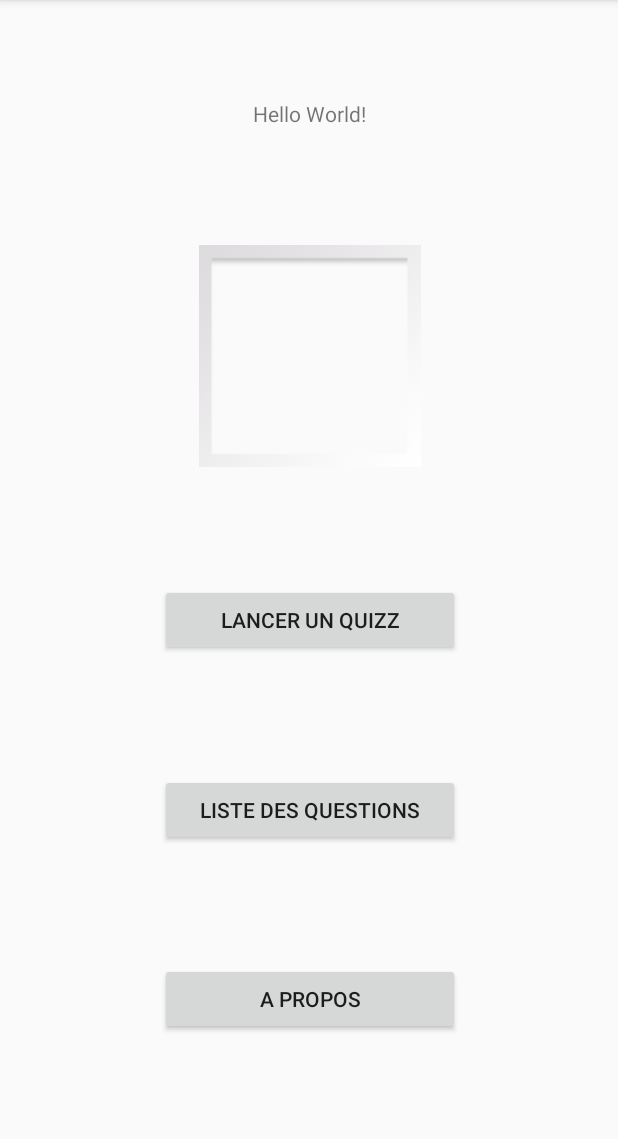
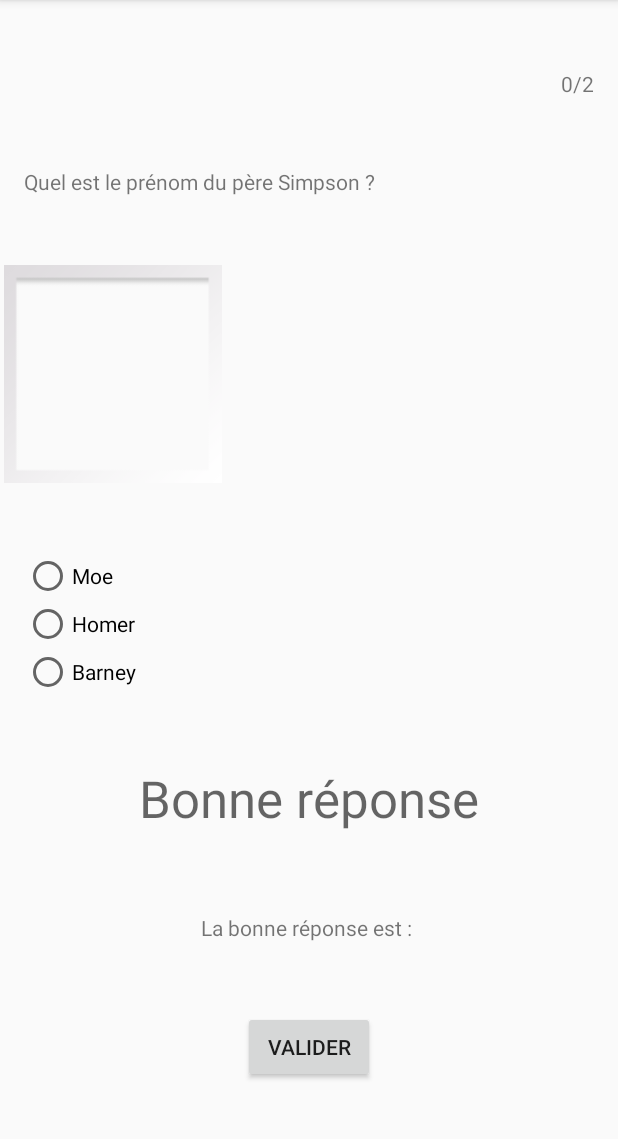
Before and after one commit to antijel/QuizzSimpson, an Android app: the screen it shows after launch (MainActivity before the commit, SurveyActivity after it), after a tap on "LANCER UN QUIZZ", on a phone screen of 412 x 824 dp, the part 84-1223 px from its top. Run offline under Robolectric (Android 15) with nearby library versions, the phone set to English and light mode, and no system bars.

Commit message:
View Survey & Class Quiz + FlashCard & Start of the question cycle

```diff
--- a/app/src/main/AndroidManifest.xml
+++ b/app/src/main/AndroidManifest.xml
@@ -9,7 +9,8 @@
         android:roundIcon="@mipmap/ic_launcher_round"
         android:supportsRtl="true"
         android:theme="@style/AppTheme">
-        <activity android:name=".AboutActivity"></activity>
+        <activity android:name=".SurveyActivity"></activity>
+        <activity android:name=".AboutActivity" />
         <activity android:name=".MainActivity">
             <intent-filter>
                 <action android:name="android.intent.action.MAIN" />
--- /dev/null
+++ b/app/src/main/java/com/clem/quizzsimpson/FlashCard.java
@@ -0,0 +1,62 @@
+package com.clem.quizzsimpson;
+
+import android.media.MediaPlayer;
+import android.os.Parcel;
+import android.os.Parcelable;
+import android.widget.ImageView;
+
+import java.util.ArrayList;
+import java.util.List;
+
+public class FlashCard implements Parcelable {
+
+    public final String question;
+    public final String soundName;
+    public final String imageName;
+    public final ArrayList<String> answerList;
+    public final int goodAnswerId;
+
+
+    public FlashCard(String question, String soundName, String imageName, ArrayList<String> answerList, int goodAnswerId) {
+        this.question = question;
+        this.soundName = soundName;
+        this.imageName = imageName;
+        this.answerList = answerList;
+        this.goodAnswerId = goodAnswerId;
+    }
+
+    protected FlashCard(Parcel in) {
+        question = in.readString();
+        soundName = in.readString();
+        imageName = in.readString();
+        answerList = in.createStringArrayList();
+        goodAnswerId = in.readInt();
+    }
+
+    @Override
+    public void writeToParcel(Parcel dest, int flags) {
+        dest.writeString(question);
+        dest.writeString(soundName);
+        dest.writeString(imageName);
+        dest.writeStringList(answerList);
+        dest.writeInt(goodAnswerId);
+    }
+
+    @Override
+    public int describeContents() {
+        return 0;
+    }
+
+    public static final Creator<FlashCard> CREATOR = new Creator<FlashCard>() {
+        @Override
+        public FlashCard createFromParcel(Parcel in) {
+            return new FlashCard(in);
+        }
+
+        @Override
+        public FlashCard[] newArray(int size) {
+            return new FlashCard[size];
+        }
+    };
+
+}
--- a/app/src/main/java/com/clem/quizzsimpson/MainActivity.java
+++ b/app/src/main/java/com/clem/quizzsimpson/MainActivity.java
@@ -7,6 +7,9 @@ import android.os.Bundle;
 import android.util.Log;
 import android.view.View;
 import android.widget.Button;
+
+import java.util.ArrayList;
+import java.util.Arrays;
 
 public class MainActivity extends AppCompatActivity implements View.OnClickListener {
 
@@ -30,6 +33,11 @@ public class MainActivity extends AppCompatActivity implements View.OnClickListe
         switch (v.getId()) {
             case R.id.quizzButton:
                 Log.i("Button", "onClick: Quizz");
+
+                //Difficulty choice TO DO//
+
+                launchQuizz(0);
+
                 break;
 
             case R.id.questionListButton:
@@ -38,9 +46,38 @@ public class MainActivity extends AppCompatActivity implements View.OnClickListe
 
             case R.id.aboutButton:
                 Log.i("Button", "onClick: About");
-                Intent intent = new Intent(MainActivity.this, AboutActivity.class);
-                startActivity(intent);
+                Intent intentAbout = new Intent(MainActivity.this, AboutActivity.class);
+                startActivity(intentAbout);
                 break;
         }
     }
+
+    private void launchQuizz(int difficultyId) {
+        Intent intentQuizz = new Intent(MainActivity.this, SurveyActivity.class);
+
+        //PARSE JSON TO DO//
+
+        ArrayList<String> answer1 = new ArrayList<String>();
+        answer1.add("Moe");
+        answer1.add("Homer");
+        answer1.add("Barney");;
+        FlashCard question1 = new FlashCard("Quel est le prénom du père Simpson ?","none","homer.jpg",answer1,1);
+
+        ArrayList<String> answer2 = new ArrayList<String>();
+        answer1.add("Edna");
+        answer1.add("Maude");
+        answer1.add("Marge");;
+        FlashCard question2 = new FlashCard("Quel est le prénom de la mère Simpson ?","none","marge.jpg",answer2,2);
+
+        ArrayList<FlashCard> flashCardsList = new ArrayList<>();
+        flashCardsList.add(question1);
+        flashCardsList.add(question2);
+
+        Quiz quiz = new Quiz(flashCardsList,0);
+
+        intentQuizz.putExtra("flashCardId", 0);
+        intentQuizz.putExtra("quiz", quiz);
+
+        startActivity(intentQuizz);
+    }
 }
--- /dev/null
+++ b/app/src/main/java/com/clem/quizzsimpson/Quiz.java
@@ -0,0 +1,45 @@
+package com.clem.quizzsimpson;
+
+import android.os.Parcel;
+import android.os.Parcelable;
+
+import java.util.ArrayList;
+
+public class Quiz implements Parcelable {
+
+    public final ArrayList<FlashCard> flashCardList;
+    public final int difficultyId;
+
+    public Quiz(ArrayList<FlashCard> flashCardList, int difficultyId) {
+        this.flashCardList = flashCardList;
+        this.difficultyId = difficultyId;
+    }
+
+    protected Quiz(Parcel in) {
+        flashCardList = in.createTypedArrayList(FlashCard.CREATOR);
+        difficultyId = in.readInt();
+    }
+
+    @Override
+    public void writeToParcel(Parcel dest, int flags) {
+        dest.writeTypedList(flashCardList);
+        dest.writeInt(difficultyId);
+    }
+
+    @Override
+    public int describeContents() {
+        return 0;
+    }
+
+    public static final Creator<Quiz> CREATOR = new Creator<Quiz>() {
+        @Override
+        public Quiz createFromParcel(Parcel in) {
+            return new Quiz(in);
+        }
+
+        @Override
+        public Quiz[] newArray(int size) {
+            return new Quiz[size];
+        }
+    };
+}
--- /dev/null
+++ b/app/src/main/java/com/clem/quizzsimpson/SurveyActivity.java
@@ -0,0 +1,100 @@
+package com.clem.quizzsimpson;
+
+import androidx.appcompat.app.AppCompatActivity;
+
+import android.content.Intent;
+import android.os.Bundle;
+import android.util.Log;
+import android.view.View;
+import android.widget.Button;
+import android.widget.RadioButton;
+import android.widget.RadioGroup;
+import android.widget.TextView;
+
+import java.util.ArrayList;
+
+public class SurveyActivity extends AppCompatActivity {
+
+    public Quiz quiz;
+    public int indexFlashCard;
+
+    @Override
+    protected void onCreate(Bundle savedInstanceState) {
+        super.onCreate(savedInstanceState);
+        setContentView(R.layout.activity_survey);
+
+        Intent quizzIntent = getIntent();
+
+        //Retrieve quiz information's and index of the FlashCard
+        indexFlashCard = quizzIntent.getIntExtra("flashCardId",0);
+        quiz = quizzIntent.getParcelableExtra("quiz");
+
+        final FlashCard flashCard = quiz.flashCardList.get(indexFlashCard);
+
+        // MAJ UI
+        TextView questionTextView = findViewById(R.id.questionTextView);
+        questionTextView.setText(flashCard.question);
+        TextView questionNumberTextView = findViewById(R.id.questionNumberTextView);
+        questionNumberTextView.setText(indexFlashCard + "/" + quiz.flashCardList.size());
+        RadioButton answer1 = findViewById(R.id.answerRadioButton1);
+        answer1.setText(flashCard.answerList.get(0));
+        RadioButton answer2 = findViewById(R.id.answerRadioButton2);
+        answer2.setText(flashCard.answerList.get(1));
+        RadioButton answer3 = findViewById(R.id.answerRadioButton3);
+        answer3.setText(flashCard.answerList.get(2));
+        Button validateButton = findViewById(R.id.validateButton);
+
+        validateButton.setOnClickListener(new View.OnClickListener() {
+            @Override
+            public void onClick(View v) {
+                Button validateButton = findViewById(R.id.validateButton);
+
+                //IF User want to check his response
+                if(validateButton.getText() == "Valider"){
+                    checkAnswer(flashCard);
+
+                //IF User want to go to the next question
+                }else if(validateButton.getText() == "Question suivante"){
+                    Intent intentQuizz = new Intent(SurveyActivity.this, SurveyActivity.class);
+                    intentQuizz.putExtra("flashCardId", indexFlashCard + 1);
+                    intentQuizz.putExtra("quiz", quiz);
+                    startActivity(intentQuizz);
+
+                //IF Quizz is finished
+                }else if(validateButton.getText() == "Voir les resultat"){
+                    //Go back to menu
+                }
+            }
+        });
+
+    }
+
+    //Function to check if the answer given is true
+    private void checkAnswer(FlashCard flashCard) {
+        RadioGroup radioGroup = findViewById(R.id.radioGroup);
+
+        Log.i("Button", "checkAnswer: "+ radioGroup.getCheckedRadioButtonId());
+
+        //UI
+        RadioButton radioButtonChecked = findViewById(radioGroup.getCheckedRadioButtonId());
+        TextView resultTextView = findViewById(R.id.resultTextView);
+        TextView answerTextView = findViewById(R.id.answerTextView);
+        Button validateButton = findViewById(R.id.validateButton);
+
+        Log.i("Answer", "checkAnswer: " + radioButtonChecked.getText() + " = " + flashCard.answerList.get(flashCard.goodAnswerId));
+        if(radioButtonChecked.getText() == flashCard.answerList.get(flashCard.goodAnswerId)){
+            resultTextView.setText("Bonne réponse !!");
+            //Log.i("Answer", "checkAnswer: Good");
+
+        }else{
+            resultTextView.setText("Mauvaise réponse ..");
+            //Log.i("Answer", "checkAnswer: Bad");
+        }
+
+        //MAJ UI
+        answerTextView.setText("La bonne réponse est : " + flashCard.answerList.get(flashCard.goodAnswerId));
+        validateButton.setText("Question suivante");
+    }
+
+
+}
--- a/app/src/main/res/layout/activity_main.xml
+++ b/app/src/main/res/layout/activity_main.xml
@@ -23,10 +23,10 @@
         android:layout_height="wrap_content"
         android:text="Lancer un Quizz"
         app:layout_constraintBottom_toTopOf="@+id/questionListButton"
-        app:layout_constraintEnd_toEndOf="@+id/imageView"
+        app:layout_constraintEnd_toEndOf="@+id/backgoundMainImageView"
         app:layout_constraintHorizontal_bias="0.5"
-        app:layout_constraintStart_toStartOf="@+id/imageView"
-        app:layout_constraintTop_toBottomOf="@+id/imageView" />
+        app:layout_constraintStart_toStartOf="@+id/backgoundMainImageView"
+        app:layout_constraintTop_toBottomOf="@+id/backgoundMainImageView" />
 
     <Button
         android:id="@+id/questionListButton"
@@ -51,7 +51,7 @@
         app:layout_constraintTop_toBottomOf="@+id/questionListButton" />
 
     <ImageView
-        android:id="@+id/imageView"
+        android:id="@+id/backgoundMainImageView"
         android:layout_width="151dp"
         android:layout_height="148dp"
         app:layout_constraintBottom_toTopOf="@+id/quizzButton"
--- /dev/null
+++ b/app/src/main/res/layout/activity_survey.xml
@@ -0,0 +1,103 @@
+<?xml version="1.0" encoding="utf-8"?>
+<androidx.constraintlayout.widget.ConstraintLayout xmlns:android="http://schemas.android.com/apk/res/android"
+    xmlns:app="http://schemas.android.com/apk/res-auto"
+    xmlns:tools="http://schemas.android.com/tools"
+    android:layout_width="match_parent"
+    android:layout_height="match_parent"
+    tools:context=".SurveyActivity">
+
+    <RadioGroup
+        android:id="@+id/radioGroup"
+        android:layout_width="wrap_content"
+        android:layout_height="wrap_content"
+        app:layout_constraintBottom_toTopOf="@+id/resultTextView"
+        app:layout_constraintStart_toStartOf="@+id/questionTextView"
+        app:layout_constraintTop_toBottomOf="@+id/questionImageView">
+
+        <RadioButton
+            android:id="@+id/answerRadioButton1"
+            android:layout_width="wrap_content"
+            android:layout_height="wrap_content"
+            android:text="Answer 1" />
+
+        <RadioButton
+            android:id="@+id/answerRadioButton2"
+            android:layout_width="wrap_content"
+            android:layout_height="wrap_content"
+            android:text="Answer 2" />
+
+        <RadioButton
+            android:id="@+id/answerRadioButton3"
+            android:layout_width="wrap_content"
+            android:layout_height="wrap_content"
+            android:text="Answer 3" />
+
+    </RadioGroup>
+
+    <TextView
+        android:id="@+id/questionTextView"
+        android:layout_width="wrap_content"
+        android:layout_height="wrap_content"
+        android:layout_marginStart="16dp"
+        android:layout_marginLeft="16dp"
+        android:text="Question :"
+        app:layout_constraintBottom_toTopOf="@+id/questionImageView"
+        app:layout_constraintStart_toStartOf="parent"
+        app:layout_constraintTop_toBottomOf="@+id/questionNumberTextView" />
+
+    <TextView
+        android:id="@+id/questionNumberTextView"
+        android:layout_width="wrap_content"
+        android:layout_height="wrap_content"
+        android:layout_marginEnd="16dp"
+        android:layout_marginRight="16dp"
+        android:text="5/9"
+        app:layout_constraintBottom_toTopOf="@+id/questionTextView"
+        app:layout_constraintEnd_toEndOf="parent"
+        app:layout_constraintTop_toTopOf="parent" />
+
+    <Button
+        android:id="@+id/validateButton"
+        android:layout_width="wrap_content"
+        android:layout_height="wrap_content"
+        android:text="Valider"
+        app:layout_constraintBottom_toBottomOf="parent"
+        app:layout_constraintEnd_toEndOf="parent"
+        app:layout_constraintHorizontal_bias="0.5"
+        app:layout_constraintStart_toStartOf="parent"
+        app:layout_constraintTop_toBottomOf="@+id/answerTextView" />
+
+    <ImageView
+        android:id="@+id/questionImageView"
+        android:layout_width="150dp"
+        android:layout_height="145dp"
+        app:layout_constraintBottom_toTopOf="@+id/radioGroup"
+        app:layout_constraintTop_toBottomOf="@+id/questionTextView"
+        app:srcCompat="@android:drawable/gallery_thumb"
+        tools:layout_editor_absoluteX="143dp" />
+
+    <TextView
+        android:id="@+id/resultTextView"
+        android:layout_width="wrap_content"
+        android:layout_height="wrap_content"
+        android:text="Bonne réponse"
+        android:textAppearance="@style/TextAppearance.AppCompat.Display1"
+        app:layout_constraintBottom_toTopOf="@+id/answerTextView"
+        app:layout_constraintEnd_toEndOf="parent"
+        app:layout_constraintHorizontal_bias="0.5"
+        app:layout_constraintStart_toStartOf="parent"
+        app:layout_constraintTop_toBottomOf="@+id/radioGroup" />
+
+    <TextView
+        android:id="@+id/answerTextView"
+        android:layout_width="wrap_content"
+        android:layout_height="wrap_content"
+        android:layout_marginTop="8dp"
+        android:text="La bonne réponse est : "
+        app:layout_constraintBottom_toTopOf="@+id/validateButton"
+        app:layout_constraintEnd_toEndOf="@+id/resultTextView"
+        app:layout_constraintHorizontal_bias="0.5"
+        app:layout_constraintStart_toStartOf="@+id/resultTextView"
+        app:layout_constraintTop_toBottomOf="@+id/resultTextView" />
+
+</androidx.constraintlayout.widget.ConstraintLayout>
```
Also changed, not shown: app/src/main/assets/simpson.json (added, +39 -0 lines).
